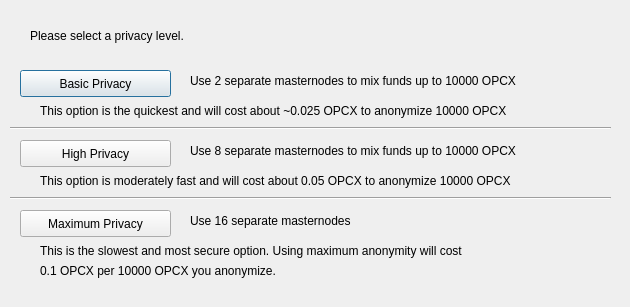
Qt form src/qt/forms/obfuscationconfig.ui (opcoinx/OPCoinX) before a commit.
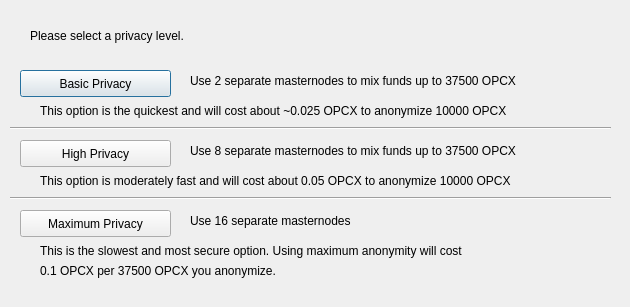
The same form after that commit.

Diff of the .ui file:
```diff
--- a/src/qt/forms/obfuscationconfig.ui
+++ b/src/qt/forms/obfuscationconfig.ui
@@ -75,7 +75,7 @@
     </rect>
    </property>
    <property name="text">
-    <string>Use 2 separate masternodes to mix funds up to 10000 OPCX</string>
+    <string>Use 2 separate masternodes to mix funds up to 37500 OPCX</string>
    </property>
   </widget>
   <widget class="QLabel" name="label_3">
@@ -88,7 +88,7 @@
     </rect>
    </property>
    <property name="text">
-    <string>Use 8 separate masternodes to mix funds up to 10000 OPCX</string>
+    <string>Use 8 separate masternodes to mix funds up to 37500 OPCX</string>
    </property>
   </widget>
   <widget class="QLabel" name="label_4">
@@ -153,7 +153,7 @@
     </rect>
    </property>
    <property name="text">
-    <string>0.1 OPCX per 10000 OPCX you anonymize.</string>
+    <string>0.1 OPCX per 37500 OPCX you anonymize.</string>
    </property>
   </widget>
   <widget class="Line" name="line">
```
